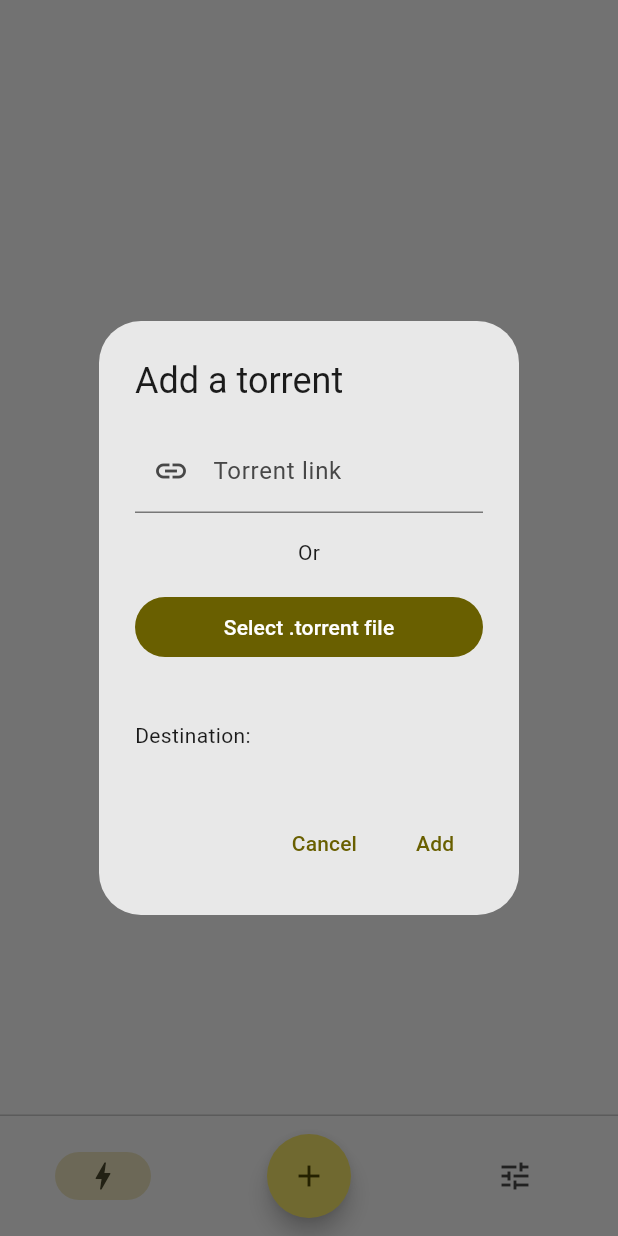
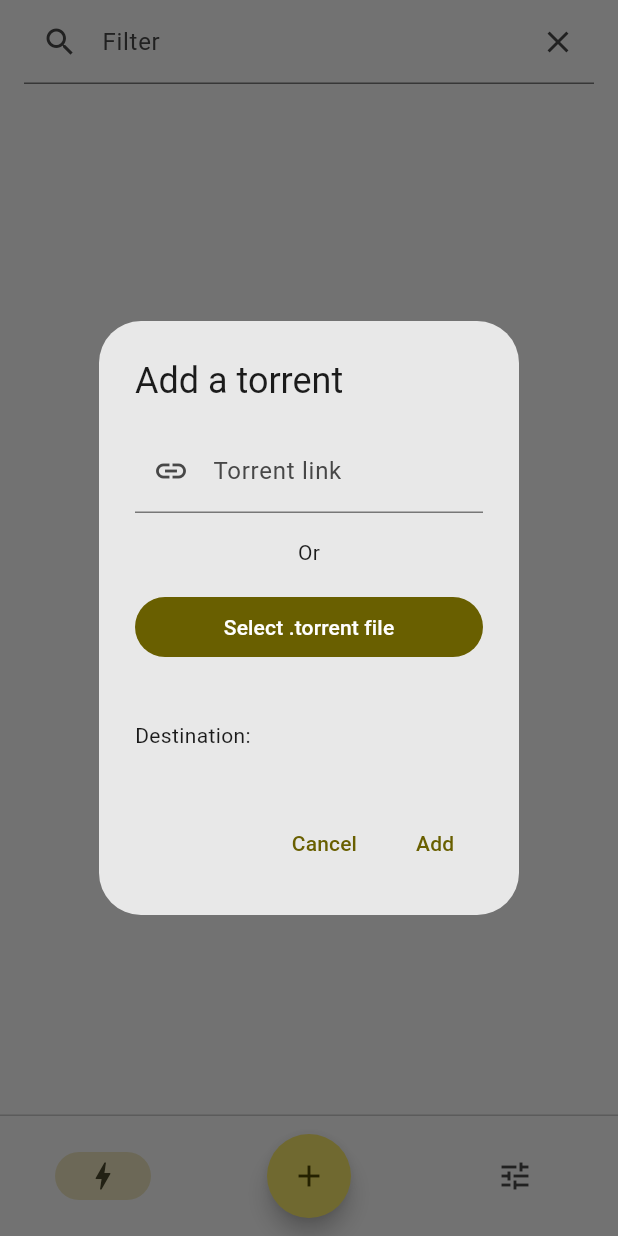
Before and after one commit to G-Ray/pikatorrent, a Flutter app: the screen it shows after launch, after a tap on the "add" icon, on a phone screen of 412 x 824 dp. Run offline on Flutter 3.47's test engine with Material 3 defaults, Android fonts, the phone set to English and light mode, and no system bars; our stand-ins replace convex_bottom_bar, file_picker, flutter_slidable, flutter_svg, go_router, open_file and 1 more; missing offline and left inert: duration, flutter_libtransmission, fuzzywuzzy, pretty_bytes, yaru.

Commit message:
Add text filter

```diff
--- /dev/null
+++ b/lib/screens/torrents/text_search.dart
@@ -0,0 +1,47 @@
+import 'package:flutter/material.dart';
+
+class TextSearch extends StatefulWidget {
+  final Function(String) onChange;
+
+  const TextSearch({super.key, required this.onChange});
+
+  @override
+  State<TextSearch> createState() => _TextSearchState();
+}
+
+class _TextSearchState extends State<TextSearch> {
+  final _filterController = TextEditingController();
+
+  String filterText = '';
+
+  @override
+  void initState() {
+    super.initState();
+    _filterController
+        .addListener(() => widget.onChange(_filterController.text));
+  }
+
+  @override
+  void dispose() {
+    _filterController.dispose();
+    super.dispose();
+  }
+
+  @override
+  Widget build(BuildContext context) {
+    return TextFormField(
+      controller: _filterController,
+
+      decoration: InputDecoration(
+        labelText: 'Filter',
+        prefixIcon: const Icon(Icons.search),
+        suffixIcon: IconButton(
+          icon: const Icon(Icons.clear),
+          onPressed: () {
+            _filterController.clear();
+          },
+        ),
+      ),
+    );
+  }
+}
--- a/lib/screens/torrents/torrents.dart
+++ b/lib/screens/torrents/torrents.dart
@@ -1,9 +1,11 @@
 import 'package:flutter/material.dart';
 import 'package:flutter_slidable/flutter_slidable.dart';
 import 'package:flutter_svg/flutter_svg.dart';
+import 'package:fuzzywuzzy/fuzzywuzzy.dart';
 import 'package:pikatorrent/dialogs/remove_torrent.dart';
 import 'package:pikatorrent/engine/torrent.dart';
 import 'package:pikatorrent/models/torrents.dart';
+import 'package:pikatorrent/screens/torrents/text_search.dart';
 import 'package:pikatorrent/screens/torrents/torrent_list_tile.dart';
 import 'package:pikatorrent/utils/device.dart';
 import 'package:provider/provider.dart';
@@ -25,6 +27,19 @@ class TorrentsScreen extends StatefulWidget {
 class _TorrentScreen extends State<TorrentsScreen>
     with SingleTickerProviderStateMixin {
   late final controller = SlidableController(this);
+  String filterText = '';
+
+  filterTorrents (List<Torrent> torrents) {
+    return filterText.isNotEmpty
+        ? extractAllSorted(
+        query: filterText,
+        choices: torrents.toList(),
+        getter: (t) => t.name!,
+        cutoff: 60)
+        .map((result) => torrents[result.index])
+        .toList()
+        : torrents;
+  }
 
   @override
   Widget build(BuildContext context) {
@@ -47,11 +62,25 @@ class _TorrentScreen extends State<TorrentsScreen>
           // return downloadSvg;
         }
 
-        return ListView.builder(
-          itemCount: torrentsModel.torrents.length,
+        var filteredTorrents = filterTorrents(torrentsModel.torrents);
+
+        return Column(
+          children: [
+            Padding(
+              padding: const EdgeInsets.symmetric(horizontal: 16),
+              child: TextSearch(
+                  onChange: (text) => {
+                        setState(() {
+                          filterText = text;
+                        })
+                      }),
+            ),
+            Expanded(
+              child: ListView.builder(
+                itemCount: filteredTorrents.length,
                 // FIXME: add prototypeItem to improve perfs.
                 itemBuilder: (context, index) {
-            Torrent torrent = torrentsModel.torrents[index];
+                  Torrent torrent = filteredTorrents[index];
                   final percent = (torrent.progress ?? 0) * 100;
 
                   if (isMobileSize(context)) {
@@ -62,7 +91,8 @@ class _TorrentScreen extends State<TorrentsScreen>
                         extentRatio: 0.3,
                         children: [
                           SlidableAction(
-                      backgroundColor: Theme.of(context).colorScheme.surface,
+                            backgroundColor:
+                                Theme.of(context).colorScheme.surface,
                             onPressed: (_) => showDialog(
                                 context: context,
                                 builder: (BuildContext context) {
@@ -73,13 +103,17 @@ class _TorrentScreen extends State<TorrentsScreen>
                           ),
                         ],
                       ),
-                child: TorrentListTile(torrent: torrent, percent: percent),
+                      child:
+                          TorrentListTile(torrent: torrent, percent: percent),
                     );
                   }
 
                   // Desktop
                   return TorrentListTile(torrent: torrent, percent: percent);
                 },
+              ),
+            ),
+          ],
         );
       },
     );
--- a/pubspec.yaml
+++ b/pubspec.yaml
@@ -52,6 +52,7 @@ dependencies:
   flutter_svg: ^2.0.13
   yaru: ^5.3.2
   handy_window: ^0.4.0
+  fuzzywuzzy: ^1.2.0
 
 dev_dependencies:
   flutter_test:
```
Also changed, not shown: pubspec.lock. Lines whose indentation alone changed are shown as unchanged.
